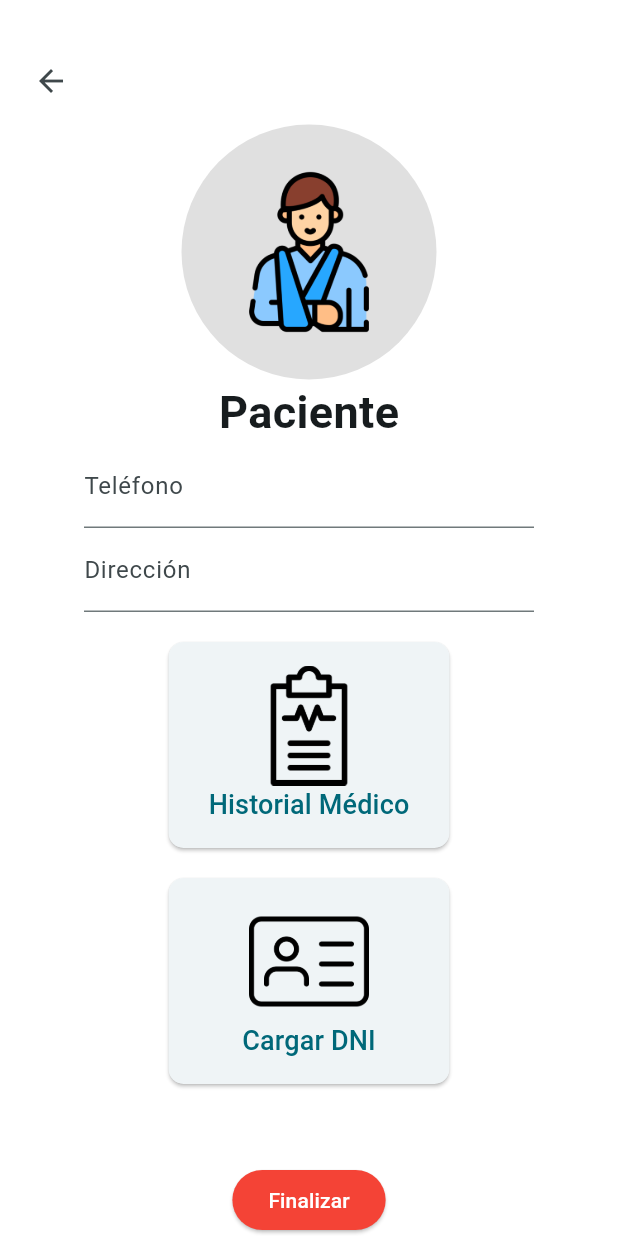
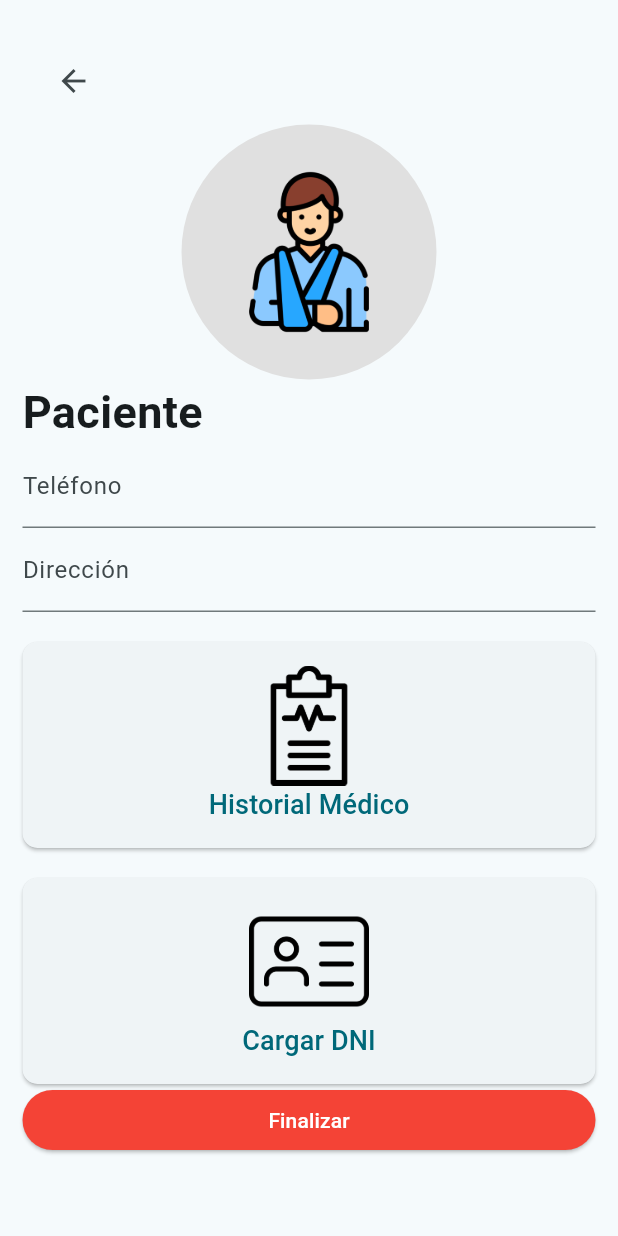
Before and after one commit to MIRAI-AppsMoviles-WS62-GRUPO-2/DocSeekerApp, a Flutter app: the FormSignUpScreen screen opened by its route, after a tap on "Únete", on a phone screen of 412 x 824 dp. Run offline on Flutter 3.47's test engine with Material 2 defaults, Android fonts, the phone set to English and light mode, and no system bars; our stand-ins replace card_swiper, file_picker, go_router, table_calendar; network calls fail.

Commit message:
Mejoras Login

```diff
--- a/lib/screens/carga_archivo_paciente.dart
+++ b/lib/screens/carga_archivo_paciente.dart
@@ -1,4 +1,3 @@
-
 import 'package:doc_seeker_app/router/app_router.dart';
 import 'package:file_picker/file_picker.dart';
 import 'package:flutter/material.dart';
@@ -9,9 +8,9 @@ class CargaArchivoPaciente extends StatelessWidget {
   @override
   Widget build(BuildContext context) {
     return Scaffold(
-      body: Container(
-        color: Colors.white,
-        child: Column(children: [
+      body: Padding(
+        padding: const EdgeInsets.only(left: 15, right: 15),
+        child: ListView(children: [
           Padding(
             padding: const EdgeInsets.only(top: 30, left: 10),
             child: Align(
@@ -86,7 +85,9 @@ class CargaArchivoPaciente extends StatelessWidget {
                   mainAxisAlignment: MainAxisAlignment.center,
                   children: <Widget>[
                     //Icon(Icons.upload_file, size: 80),
-                    Image(image: AssetImage('assets/medical-report.png'), width: 80),
+                    Image(
+                        image: AssetImage('assets/medical-report.png'),
+                        width: 80),
                     SizedBox(width: 10),
                     Text('Historial Médico', style: TextStyle(fontSize: 18)),
                   ],
--- a/lib/screens/form_signup_screen.dart
+++ b/lib/screens/form_signup_screen.dart
@@ -7,9 +7,8 @@ class FormSignUpScreen extends StatelessWidget {
   @override
   Widget build(BuildContext context) {
     return Scaffold(
-      body: Container(
-        color: Colors.white,
-        child: Column(
+      body: ListView(children: [
+        Column(
           children: [
             Padding(
               padding: const EdgeInsets.only(top: 30, left: 10),
@@ -96,7 +95,7 @@ class FormSignUpScreen extends StatelessWidget {
             ),
           ],
         ),
-      ),
+      ]),
     );
   }
 }
```
